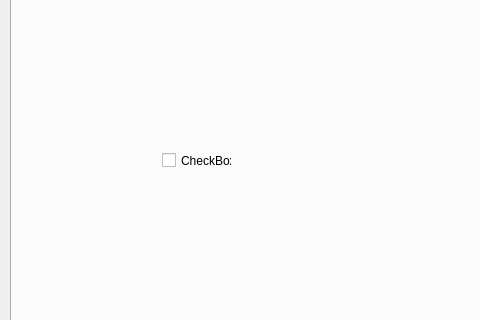
Qt form projekt/mainwindow.ui (Luckays/coffee) before a commit; both pictures show x 0 to 480 and y 229 to 549 of the 693 by 707 pixel window.
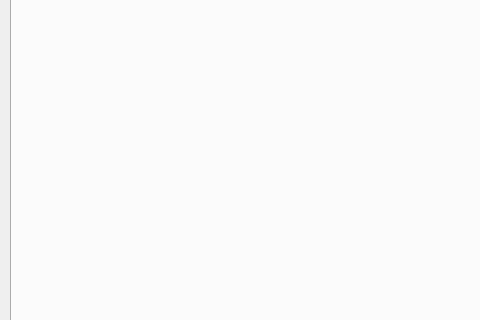
The same form after that commit.

Commit message: nearest coffee shop

Diff of the .ui file:
```diff
--- a/projekt/mainwindow.ui
+++ b/projekt/mainwindow.ui
@@ -739,19 +739,6 @@
          <string>ID</string>
         </property>
        </widget>
-       <widget class="QCheckBox" name="checkBox">
-        <property name="geometry">
-         <rect>
-          <x>150</x>
-          <y>270</y>
-          <width>70</width>
-          <height>17</height>
-         </rect>
-        </property>
-        <property name="text">
-         <string>CheckBox</string>
-        </property>
-       </widget>
       </widget>
       <widget class="QWidget" name="tab_2">
        <attribute name="title">
```
